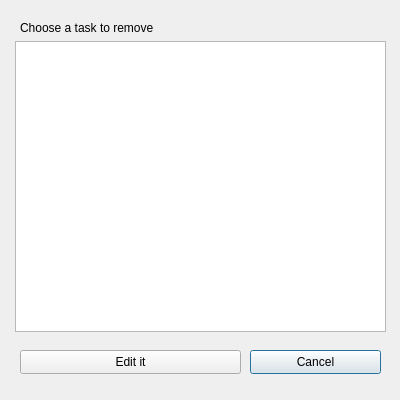
Before: the Qt Designer form designer/edit_task_dialog.ui in mykaelAlves/ToDo-list, drawn with Qt 5.
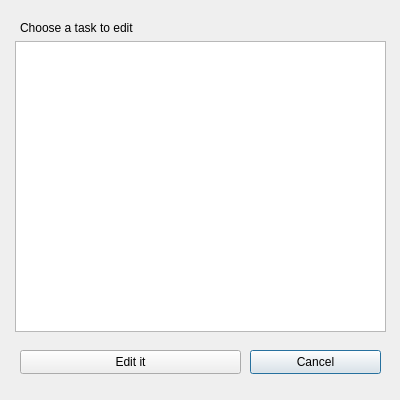
After: the same form once the commit is applied. Icons and pictures are not drawn.

Commit message: edit label fix / done button impl

Patch:
```diff
--- a/designer/edit_task_dialog.ui
+++ b/designer/edit_task_dialog.ui
@@ -2264,7 +2264,7 @@
     </rect>
    </property>
    <property name="text">
-    <string>Choose a task to remove</string>
+    <string>Choose a task to edit</string>
    </property>
   </widget>
   <widget class="QListWidget" name="task_list">
```
The commit also changes 3 other files.
